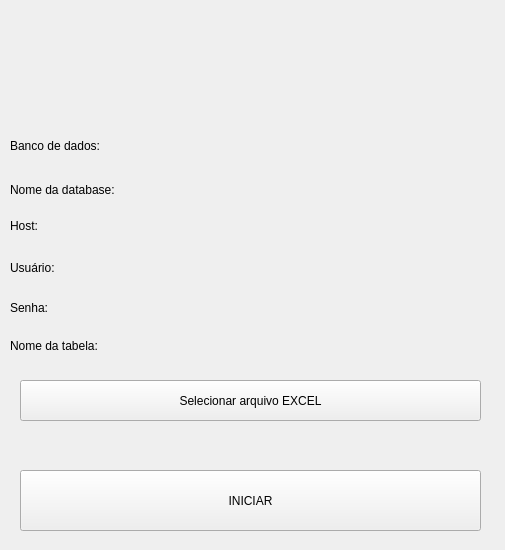
The window that tela_excel_para_banco_de_dados.ui (MatheusSouzaSoares/Excel-para-Banco-de-dados) describes before a commit, drawn with Qt 5.
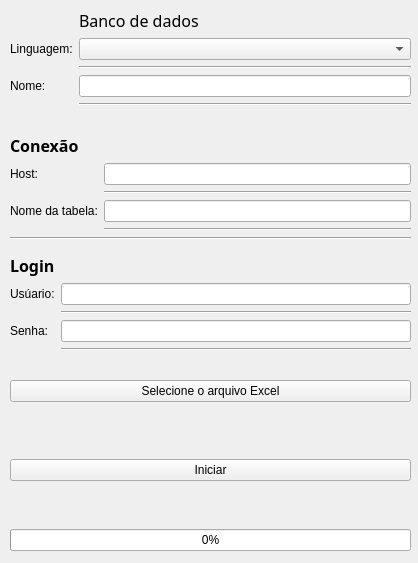
The same window after the commit.

Commit message: atualização das telas

Diff of the .ui file:
```diff
--- a/tela_excel_para_banco_de_dados.ui
+++ b/tela_excel_para_banco_de_dados.ui
@@ -6,129 +6,286 @@
    <rect>
     <x>0</x>
     <y>0</y>
-    <width>505</width>
-    <height>550</height>
+    <width>418</width>
+    <height>563</height>
    </rect>
   </property>
+  <property name="sizePolicy">
+   <sizepolicy hsizetype="Fixed" vsizetype="Fixed">
+    <horstretch>0</horstretch>
+    <verstretch>0</verstretch>
+   </sizepolicy>
+  </property>
   <property name="windowTitle">
    <string>Form</string>
   </property>
-  <widget class="QLabel" name="label">
+  <widget class="QWidget" name="formLayoutWidget">
    <property name="geometry">
     <rect>
      <x>10</x>
-     <y>130</y>
-     <width>91</width>
-     <height>31</height>
+     <y>134</y>
+     <width>401</width>
+     <height>121</height>
     </rect>
    </property>
-   <property name="text">
-    <string>Banco de dados:</string>
-   </property>
+   <layout class="QFormLayout" name="l_conect">
+    <item row="1" column="0">
+     <widget class="QLabel" name="label_2">
+      <property name="text">
+       <string>Host:</string>
+      </property>
+     </widget>
+    </item>
+    <item row="1" column="1">
+     <widget class="QLineEdit" name="nome_host"/>
+    </item>
+    <item row="2" column="1">
+     <widget class="Line" name="line_3">
+      <property name="orientation">
+       <enum>Qt::Horizontal</enum>
+      </property>
+     </widget>
+    </item>
+    <item row="3" column="0">
+     <widget class="QLabel" name="label_3">
+      <property name="text">
+       <string>Nome da tabela:</string>
+      </property>
+     </widget>
+    </item>
+    <item row="3" column="1">
+     <widget class="QLineEdit" name="nome_tabela"/>
+    </item>
+    <item row="4" column="0">
+     <widget class="Line" name="line_2">
+      <property name="orientation">
+       <enum>Qt::Horizontal</enum>
+      </property>
+     </widget>
+    </item>
+    <item row="4" column="1">
+     <widget class="Line" name="line_4">
+      <property name="orientation">
+       <enum>Qt::Horizontal</enum>
+      </property>
+     </widget>
+    </item>
+    <item row="5" column="0" colspan="2">
+     <widget class="Line" name="line_6">
+      <property name="orientation">
+       <enum>Qt::Horizontal</enum>
+      </property>
+     </widget>
+    </item>
+    <item row="0" column="0">
+     <widget class="QLabel" name="label">
+      <property name="font">
+       <font>
+        <family>Segoe UI Semibold</family>
+        <pointsize>12</pointsize>
+        <weight>75</weight>
+        <bold>true</bold>
+       </font>
+      </property>
+      <property name="text">
+       <string>Conexão</string>
+      </property>
+     </widget>
+    </item>
+   </layout>
   </widget>
-  <widget class="QLabel" name="label_2">
+  <widget class="QWidget" name="verticalLayoutWidget_2">
    <property name="geometry">
     <rect>
      <x>10</x>
-     <y>180</y>
-     <width>131</width>
-     <height>20</height>
-    </rect>
-   </property>
-   <property name="text">
-    <string>Nome da database:</string>
-   </property>
-  </widget>
-  <widget class="QLabel" name="label_3">
-   <property name="geometry">
-    <rect>
-     <x>10</x>
-     <y>210</y>
-     <width>55</width>
-     <height>31</height>
-    </rect>
-   </property>
-   <property name="text">
-    <string>Host:</string>
-   </property>
-  </widget>
-  <widget class="QLabel" name="label_4">
-   <property name="geometry">
-    <rect>
-     <x>10</x>
-     <y>260</y>
-     <width>55</width>
-     <height>16</height>
-    </rect>
-   </property>
-   <property name="text">
-    <string>Usuário:</string>
-   </property>
-  </widget>
-  <widget class="QLabel" name="label_5">
-   <property name="geometry">
-    <rect>
-     <x>10</x>
-     <y>300</y>
-     <width>55</width>
-     <height>16</height>
-    </rect>
-   </property>
-   <property name="text">
-    <string>Senha:</string>
-   </property>
-  </widget>
-  <widget class="QLabel" name="label_6">
-   <property name="geometry">
-    <rect>
-     <x>10</x>
-     <y>330</y>
-     <width>101</width>
-     <height>31</height>
-    </rect>
-   </property>
-   <property name="text">
-    <string>Nome da tabela:</string>
-   </property>
-  </widget>
-  <widget class="QPushButton" name="pushButton">
-   <property name="geometry">
-    <rect>
-     <x>20</x>
      <y>380</y>
-     <width>461</width>
-     <height>41</height>
+     <width>401</width>
+     <height>101</height>
     </rect>
    </property>
-   <property name="text">
-    <string>Selecionar arquivo EXCEL</string>
-   </property>
+   <layout class="QVBoxLayout" name="l_button">
+    <item>
+     <widget class="QPushButton" name="pushButton">
+      <property name="text">
+       <string>Selecione o arquivo Excel</string>
+      </property>
+     </widget>
+    </item>
+    <item>
+     <widget class="QLabel" name="txt_caminho_excel">
+      <property name="text">
+       <string/>
+      </property>
+     </widget>
+    </item>
+    <item>
+     <widget class="QPushButton" name="pushButton_2">
+      <property name="text">
+       <string>Iniciar</string>
+      </property>
+     </widget>
+    </item>
+   </layout>
   </widget>
-  <widget class="QLabel" name="txt_caminho_excel">
+  <widget class="QWidget" name="verticalLayoutWidget_3">
    <property name="geometry">
     <rect>
-     <x>20</x>
-     <y>430</y>
-     <width>461</width>
-     <height>31</height>
-    </rect>
-   </property>
-   <property name="text">
-    <string/>
-   </property>
-  </widget>
-  <widget class="QPushButton" name="pushButton_2">
-   <property name="geometry">
-    <rect>
-     <x>20</x>
-     <y>470</y>
-     <width>461</width>
+     <x>10</x>
+     <y>490</y>
+     <width>401</width>
      <height>61</height>
     </rect>
    </property>
-   <property name="text">
-    <string>INICIAR</string>
+   <layout class="QVBoxLayout" name="l_progresso">
+    <item>
+     <widget class="QLabel" name="status_txt">
+      <property name="text">
+       <string/>
+      </property>
+     </widget>
+    </item>
+    <item>
+     <widget class="QProgressBar" name="progressBar">
+      <property name="value">
+       <number>0</number>
+      </property>
+     </widget>
+    </item>
+   </layout>
+  </widget>
+  <widget class="QWidget" name="formLayoutWidget_2">
+   <property name="geometry">
+    <rect>
+     <x>10</x>
+     <y>0</y>
+     <width>401</width>
+     <height>156</height>
+    </rect>
    </property>
+   <layout class="QFormLayout" name="formLayout_2">
+    <item row="0" column="0">
+     <widget class="Line" name="line_14">
+      <property name="orientation">
+       <enum>Qt::Horizontal</enum>
+      </property>
+     </widget>
+    </item>
+    <item row="1" column="0">
+     <widget class="Line" name="line_15">
+      <property name="orientation">
+       <enum>Qt::Horizontal</enum>
+      </property>
+     </widget>
+    </item>
+    <item row="6" column="0">
+     <widget class="QLabel" name="label_6">
+      <property name="text">
+       <string>Linguagem:</string>
+      </property>
+     </widget>
+    </item>
+    <item row="6" column="1">
+     <widget class="QComboBox" name="comboBox"/>
+    </item>
+    <item row="7" column="1">
+     <widget class="Line" name="line_5">
+      <property name="orientation">
+       <enum>Qt::Horizontal</enum>
+      </property>
+     </widget>
+    </item>
+    <item row="8" column="0">
+     <widget class="QLabel" name="label_7">
+      <property name="text">
+       <string>Nome:</string>
+      </property>
+     </widget>
+    </item>
+    <item row="8" column="1">
+     <widget class="QLineEdit" name="nome_banco"/>
+    </item>
+    <item row="9" column="1">
+     <widget class="Line" name="line_9">
+      <property name="orientation">
+       <enum>Qt::Horizontal</enum>
+      </property>
+     </widget>
+    </item>
+    <item row="1" column="1">
+     <widget class="QLabel" name="label_10">
+      <property name="font">
+       <font>
+        <family>Segoe UI Semibold</family>
+        <pointsize>12</pointsize>
+       </font>
+      </property>
+      <property name="text">
+       <string>Banco de dados</string>
+      </property>
+     </widget>
+    </item>
+   </layout>
+  </widget>
+  <widget class="QWidget" name="formLayoutWidget_3">
+   <property name="geometry">
+    <rect>
+     <x>10</x>
+     <y>254</y>
+     <width>401</width>
+     <height>121</height>
+    </rect>
+   </property>
+   <layout class="QFormLayout" name="l_conect_2">
+    <item row="1" column="0">
+     <widget class="QLabel" name="label_11">
+      <property name="font">
+       <font>
+        <family>Segoe UI Semibold</family>
+        <pointsize>12</pointsize>
+        <weight>75</weight>
+        <bold>true</bold>
+       </font>
+      </property>
+      <property name="text">
+       <string>Login</string>
+      </property>
+     </widget>
+    </item>
+    <item row="2" column="0">
+     <widget class="QLabel" name="label_4">
+      <property name="text">
+       <string>Usúario:</string>
+      </property>
+     </widget>
+    </item>
+    <item row="4" column="0">
+     <widget class="QLabel" name="label_5">
+      <property name="text">
+       <string>Senha:</string>
+      </property>
+     </widget>
+    </item>
+    <item row="2" column="1">
+     <widget class="QLineEdit" name="nome_user"/>
+    </item>
+    <item row="4" column="1">
+     <widget class="QLineEdit" name="nome_passw"/>
+    </item>
+    <item row="3" column="1">
+     <widget class="Line" name="line_12">
+      <property name="orientation">
+       <enum>Qt::Horizontal</enum>
+      </property>
+     </widget>
+    </item>
+    <item row="5" column="1">
+     <widget class="Line" name="line_13">
+      <property name="orientation">
+       <enum>Qt::Horizontal</enum>
+      </property>
+     </widget>
+    </item>
+   </layout>
   </widget>
  </widget>
  <resources/>
```
Left out of the diff: 6 changed lines with no effect on the pictures. The commit also changes 22 other files.
